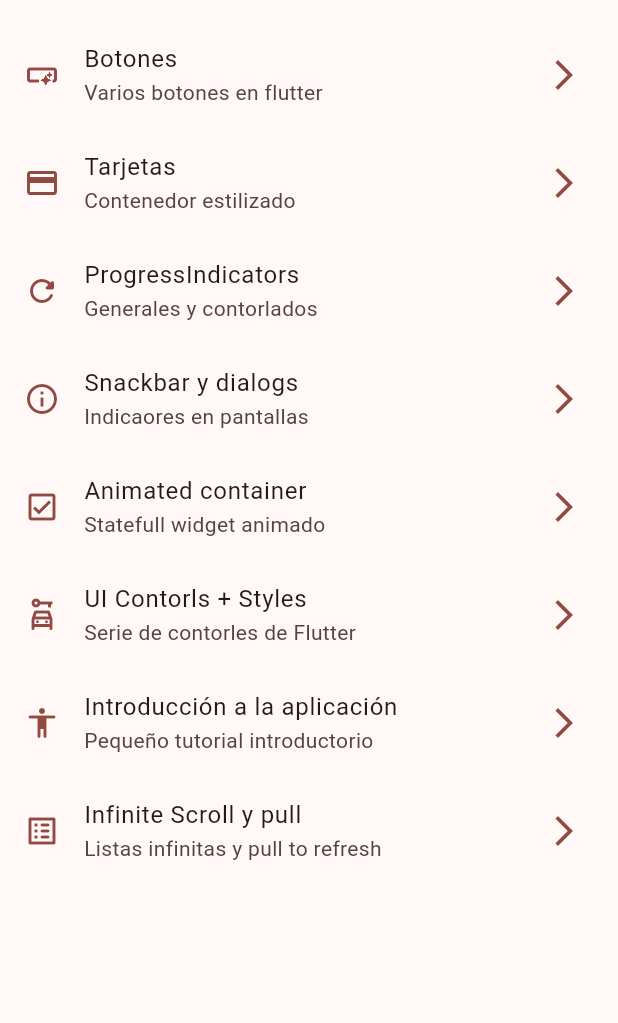
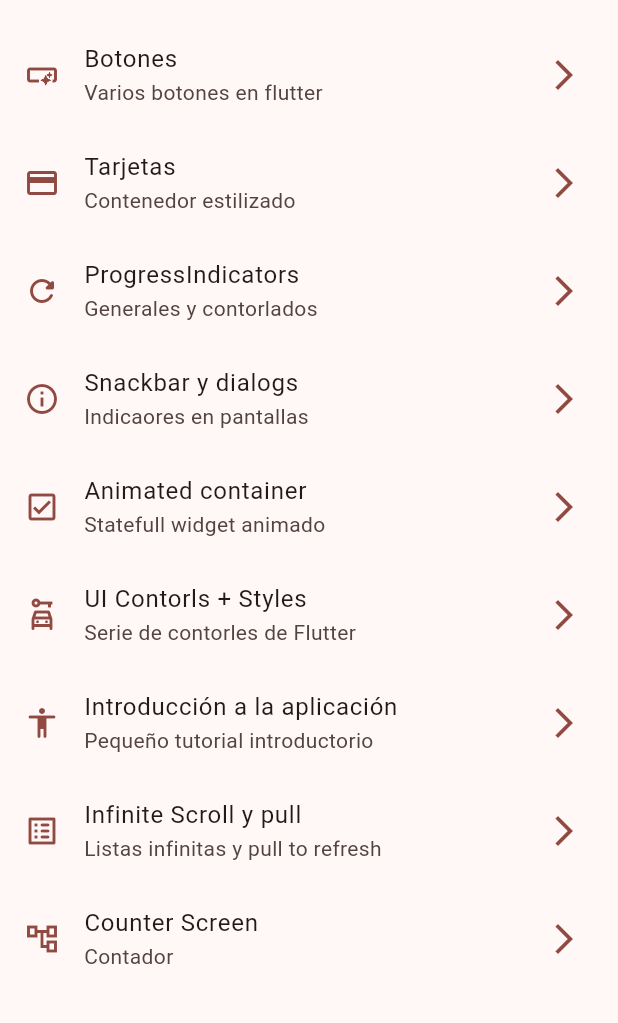
Before and after one commit to dalfonsop/flutter_4_app, a Flutter app: the screen it shows after launch, on a phone screen of 412 x 824 dp, the part 63-1086 px from its top. Run offline on Flutter 3.47's test engine with Material 3 defaults, Android fonts, the phone set to English and light mode, and no system bars; our stand-ins replace animate_do, flutter_riverpod, go_router.

Commit message:
Using  Riverpod

```diff
--- a/widgets_app/lib/config/menu/menu_items.dart
+++ b/widgets_app/lib/config/menu/menu_items.dart
@@ -63,4 +63,10 @@ const appMenuItems = <MenuItem>[
     link: '/infinite',
     icon: Icons.list_alt_rounded,
   ),
+      MenuItem(
+    title: 'Counter Screen',
+    subtitle: 'Contador',
+    link: '/counter',
+    icon: Icons.account_tree_outlined,
+  ),
 ];
--- a/widgets_app/lib/config/router/app_router.dart
+++ b/widgets_app/lib/config/router/app_router.dart
@@ -3,6 +3,7 @@ import 'package:widgets_app/presentation/screens/animated/animated_screen.dart';
 import 'package:widgets_app/presentation/screens/app_tutorial/app_tutorial_screen.dart';
 import 'package:widgets_app/presentation/screens/buttons/buttons_screen.dart';
 import 'package:widgets_app/presentation/screens/cards/cards_screen.dart';
+import 'package:widgets_app/presentation/screens/counter/counter_screen.dart';
 import 'package:widgets_app/presentation/screens/home/home_screen.dart';
 import 'package:widgets_app/presentation/screens/infinite_scroll/infinite_scroll_screen.dart';
 import 'package:widgets_app/presentation/screens/progress/progress_screen.dart';
@@ -52,10 +53,15 @@ final appRouter = GoRouter(
       name: AppTutorialScreen.name,
       builder: (context, state) => AppTutorialScreen(),
     ),
-        GoRoute(
+    GoRoute(
       path: '/infinite',
       name: InfiniteScrollScreen.name,
       builder: (context, state) => InfiniteScrollScreen(),
     ),
+    GoRoute(
+      path: '/counter',
+      name: CounterScreen.name,
+      builder: (context, state) => CounterScreen(),
+    ),
   ],
 );
--- a/widgets_app/lib/main.dart
+++ b/widgets_app/lib/main.dart
@@ -1,9 +1,12 @@
 import 'package:flutter/material.dart';
+import 'package:flutter_riverpod/flutter_riverpod.dart';
 import 'package:widgets_app/config/router/app_router.dart';
 import 'package:widgets_app/config/theme/app_theme.dart';
 
 void main() {
-  runApp(const MyApp());
+  runApp(ProviderScope(child: MyApp())
+
+  );
 }
 
 class MyApp extends StatelessWidget {
--- /dev/null
+++ b/widgets_app/lib/presentation/providers/counter_provider.dart
@@ -0,0 +1,3 @@
+import 'package:flutter_riverpod/legacy.dart';
+
+final counterProvider = StateProvider((ref) => 5);
--- /dev/null
+++ b/widgets_app/lib/presentation/providers/theme_provider.dart
@@ -0,0 +1,3 @@
+import 'package:flutter_riverpod/legacy.dart';
+
+final isDarkModeProvider = StateProvider((ref) => false);
--- a/widgets_app/pubspec.yaml
+++ b/widgets_app/pubspec.yaml
@@ -32,6 +32,7 @@ dependencies:
   cupertino_icons: ^1.0.8
   flutter:
     sdk: flutter
+  flutter_riverpod: ^3.0.3
   go_router: ^17.0.0
 
 dev_dependencies:
```
Also changed, not shown: widgets_app/lib/presentation/screens/counter/counter_screen.dart (added, +45 -0 lines), widgets_app/pubspec.lock.
